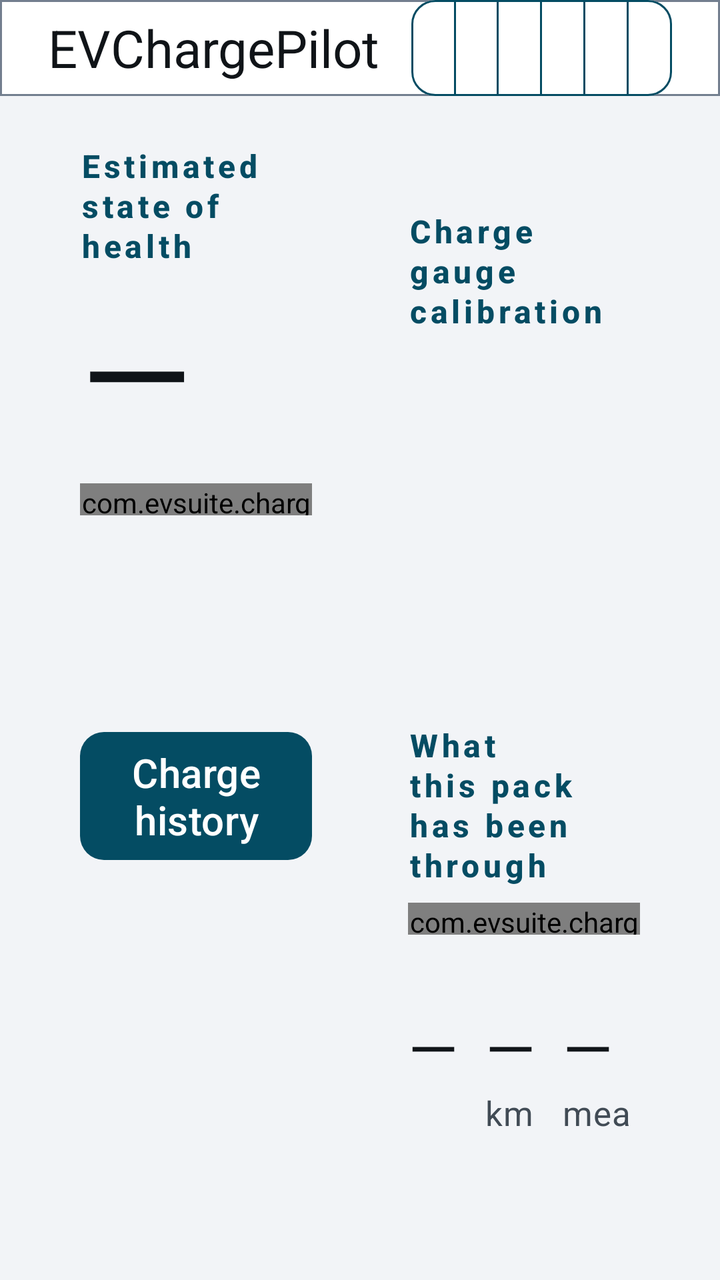
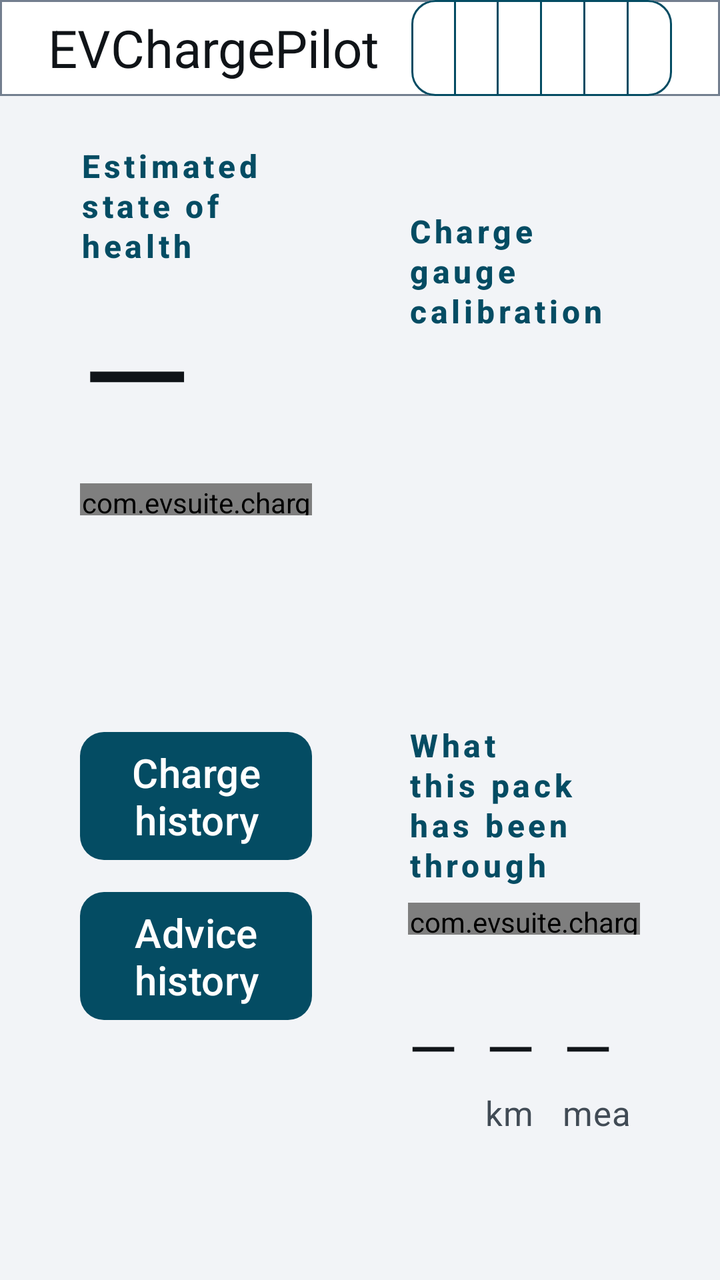

The first picture is an Android layout as it rendered before a commit; the second is the same layout after the commit. The layout source and the unified diff follow.
<!-- AndroidManifest.xml: application theme Theme.EVChargePilot -->
<!-- res/layout/activity_battery_health.xml -->
<?xml version="1.0" encoding="utf-8"?>
<LinearLayout xmlns:android="http://schemas.android.com/apk/res/android"
    android:layout_width="match_parent"
    android:layout_height="match_parent"
    android:orientation="vertical">

    <LinearLayout
        android:layout_width="match_parent"
        android:layout_height="@dimen/chargepilot_bar_height"
        android:background="@drawable/bg_topbar"
        android:gravity="center_vertical"
        android:orientation="horizontal"
        android:paddingStart="@dimen/spacing_lg"
        android:paddingEnd="@dimen/spacing_lg">

        <include
            layout="@layout/view_primary_navigation"
            android:layout_width="0dp"
            android:layout_height="match_parent"
            android:layout_weight="1" />
    </LinearLayout>

    <LinearLayout
        android:layout_width="match_parent"
        android:layout_height="0dp"
        android:layout_weight="1"
        android:baselineAligned="false"
        android:orientation="horizontal"
        android:paddingStart="@dimen/spacing_lg"
        android:paddingTop="@dimen/chargepilot_bar_gap"
        android:paddingEnd="@dimen/spacing_lg"
        android:paddingBottom="@dimen/spacing_lg">

        <LinearLayout
            style="@style/Widget.EV.Readout"
            android:layout_width="0dp"
            android:layout_height="match_parent"
            android:layout_weight="1"
            android:orientation="vertical"
            android:padding="@dimen/spacing_md">

            <TextView
                style="@style/Text.EV.ReadoutLabel"
                android:text="@string/battery_health_state_of_health" />

            
            <TextView
                android:id="@+id/healthValue"
                style="@style/Text.EVChargePilot.Hero"
                android:layout_height="96dp"
                android:layout_weight="0"
                android:layout_marginTop="@dimen/spacing_xs"
                android:text="@string/value_unavailable" />

            
            <com.evsuite.chargepilot.BarGaugeView
                android:id="@+id/healthBar"
                android:layout_width="match_parent"
                android:layout_height="16dp"
                android:layout_marginTop="@dimen/spacing_sm"
                android:importantForAccessibility="no" />

            <TextView
                android:id="@+id/healthTrend"
                android:layout_width="match_parent"
                android:layout_height="wrap_content"
                android:layout_marginTop="@dimen/spacing_sm"
                android:textAppearance="@style/Text.EV.Body" />

            <TextView
                android:id="@+id/healthEvidence"
                android:layout_width="match_parent"
                android:layout_height="wrap_content"
                android:layout_marginTop="@dimen/spacing_sm"
                android:textAppearance="@style/Text.EV.Secondary" />

            
            <TextView
                android:id="@+id/chargeFacts"
                android:layout_width="match_parent"
                android:layout_height="wrap_content"
                android:layout_marginTop="@dimen/spacing_sm"
                android:textAppearance="@style/Text.EV.Secondary" />

            <com.google.android.material.button.MaterialButton
                android:id="@+id/chargeHistoryAction"
                style="@style/Widget.EV.Button"
                android:layout_width="match_parent"
                android:layout_height="@dimen/touch_target"
                android:layout_marginTop="@dimen/spacing_sm"
                android:text="@string/charge_history_open" />

            <Space
                android:layout_width="match_parent"
                android:layout_height="0dp"
                android:layout_weight="1" />

            <TextView
                android:id="@+id/applyStatus"
                android:layout_width="match_parent"
                android:layout_height="wrap_content"
                android:layout_marginBottom="@dimen/spacing_sm"
                android:textAppearance="@style/Text.EV.Secondary" />

            <com.google.android.material.button.MaterialButton
                android:id="@+id/applyAction"
                style="@style/Widget.EV.Button.Outlined"
                android:layout_width="match_parent"
                android:layout_height="@dimen/touch_target"
                android:text="@string/battery_health_apply"
                android:visibility="gone" />
        </LinearLayout>

        <LinearLayout
            android:layout_width="0dp"
            android:layout_height="match_parent"
            android:layout_marginStart="@dimen/spacing_md"
            android:layout_weight="1"
            android:orientation="vertical">

            <LinearLayout
                style="@style/Widget.EV.Readout"
                android:layout_width="match_parent"
                android:layout_height="0dp"
                android:layout_weight="1"
                android:orientation="vertical"
                android:padding="@dimen/spacing_md">

                <TextView
                    style="@style/Text.EV.ReadoutLabel"
                    android:text="@string/battery_health_calibration" />

                
                <LinearLayout
                    android:layout_width="match_parent"
                    android:layout_height="wrap_content"
                    android:layout_marginTop="@dimen/spacing_sm"
                    android:gravity="center_vertical"
                    android:orientation="horizontal">

                    <TextView
                        android:id="@+id/calibrationIcon"
                        android:layout_width="wrap_content"
                        android:layout_height="wrap_content"
                        android:importantForAccessibility="no"
                        android:textAppearance="@style/Text.EV.Display" />

                    <TextView
                        android:id="@+id/calibrationState"
                        android:layout_width="0dp"
                        android:layout_height="wrap_content"
                        android:layout_marginStart="@dimen/spacing_sm"
                        android:layout_weight="1"
                        android:maxLines="1"
                        android:textAppearance="@style/Text.EV.Title" />
                </LinearLayout>

                <TextView
                    android:id="@+id/calibrationVerdict"
                    android:layout_width="match_parent"
                    android:layout_height="wrap_content"
                    android:layout_marginTop="@dimen/spacing_xs"
                    android:textAppearance="@style/Text.EV.Body" />

                <TextView
                    android:id="@+id/calibrationFacts"
                    android:layout_width="match_parent"
                    android:layout_height="wrap_content"
                    android:layout_marginTop="@dimen/spacing_sm"
                    android:textAppearance="@style/Text.EV.Secondary" />
            </LinearLayout>

            <LinearLayout
                style="@style/Widget.EV.Readout"
                android:layout_width="match_parent"
                android:layout_height="0dp"
                android:layout_marginTop="@dimen/spacing_md"
                android:layout_weight="1"
                android:orientation="vertical"
                android:padding="@dimen/spacing_md">

                <TextView
                    style="@style/Text.EV.ReadoutLabel"
                    android:text="@string/battery_health_exposure" />

                
                <com.evsuite.chargepilot.BarGaugeView
                    android:id="@+id/exposureBar"
                    android:layout_width="match_parent"
                    android:layout_height="16dp"
                    android:layout_marginTop="@dimen/spacing_sm"
                    android:importantForAccessibility="no" />

                <TextView
                    android:id="@+id/exposureLegend"
                    android:layout_width="match_parent"
                    android:layout_height="wrap_content"
                    android:layout_marginTop="@dimen/spacing_xs"
                    android:fontFeatureSettings="tnum"
                    android:maxLines="1"
                    android:textAppearance="@style/Text.EV.Secondary" />

                <LinearLayout
                    android:layout_width="match_parent"
                    android:layout_height="wrap_content"
                    android:layout_marginTop="@dimen/spacing_sm"
                    android:baselineAligned="false"
                    android:orientation="horizontal">

                    <LinearLayout android:layout_width="0dp" android:layout_height="wrap_content" android:layout_weight="1" android:orientation="vertical">
                        <TextView android:id="@+id/cyclesValue" android:layout_width="wrap_content" android:layout_height="wrap_content" android:fontFeatureSettings="tnum" android:maxLines="1" android:text="@string/value_unavailable" android:textAppearance="@style/Text.EV.Display" />
                        <TextView android:id="@+id/cyclesLabel" android:layout_width="wrap_content" android:layout_height="wrap_content" android:maxLines="1" android:textAppearance="@style/Text.EV.Secondary" />
                    </LinearLayout>

                    <LinearLayout android:layout_width="0dp" android:layout_height="wrap_content" android:layout_weight="1" android:orientation="vertical">
                        <TextView android:id="@+id/kmPerCycleValue" android:layout_width="wrap_content" android:layout_height="wrap_content" android:fontFeatureSettings="tnum" android:maxLines="1" android:text="@string/value_unavailable" android:textAppearance="@style/Text.EV.Display" />
                        <TextView android:layout_width="wrap_content" android:layout_height="wrap_content" android:maxLines="1" android:text="@string/battery_health_exposure_km_label" android:textAppearance="@style/Text.EV.Secondary" />
                    </LinearLayout>

                    <LinearLayout android:layout_width="0dp" android:layout_height="wrap_content" android:layout_weight="1" android:orientation="vertical">
                        <TextView android:id="@+id/meanSocValue" android:layout_width="wrap_content" android:layout_height="wrap_content" android:fontFeatureSettings="tnum" android:maxLines="1" android:text="@string/value_unavailable" android:textAppearance="@style/Text.EV.Display" />
                        <TextView android:layout_width="wrap_content" android:layout_height="wrap_content" android:maxLines="1" android:text="@string/battery_health_exposure_mean_label" android:textAppearance="@style/Text.EV.Secondary" />
                    </LinearLayout>
                </LinearLayout>

                <TextView
                    android:id="@+id/exposureFacts"
                    android:layout_width="match_parent"
                    android:layout_height="wrap_content"
                    android:layout_marginTop="@dimen/spacing_sm"
                    android:textAppearance="@style/Text.EV.Secondary" />
            </LinearLayout>
        </LinearLayout>
    </LinearLayout>
</LinearLayout>
<!-- res/layout/view_primary_navigation.xml (included above) -->
<?xml version="1.0" encoding="utf-8"?>
<LinearLayout
    xmlns:android="http://schemas.android.com/apk/res/android"
    xmlns:app="http://schemas.android.com/apk/res-auto"
    android:layout_width="match_parent"
    android:layout_height="match_parent"
    android:gravity="center_vertical"
    android:orientation="horizontal">

    <TextView
        android:layout_width="wrap_content"
        android:layout_height="wrap_content"
        android:layout_marginEnd="@dimen/spacing_md"
        android:text="@string/app_name"
        android:textAppearance="@style/Text.EV.Title" />

    <com.google.android.material.button.MaterialButtonToggleGroup
        android:id="@+id/primaryNavigation"
        android:layout_width="0dp"
        android:layout_height="match_parent"
        android:layout_weight="1"
        app:selectionRequired="true"
        app:singleSelection="true">

    <com.google.android.material.button.MaterialButton
        android:id="@+id/navEnergy"
        style="@style/Widget.EVChargePilot.NavTab"
        android:layout_width="0dp"
        android:layout_height="match_parent"
        android:layout_weight="1"
        android:text="@string/tab_energy" />

    <com.google.android.material.button.MaterialButton
        android:id="@+id/navArrival"
        style="@style/Widget.EVChargePilot.NavTab"
        android:layout_width="0dp"
        android:layout_height="match_parent"
        android:layout_weight="1"
        android:text="@string/tab_arrival" />

    <com.google.android.material.button.MaterialButton
        android:id="@+id/navTrips"
        style="@style/Widget.EVChargePilot.NavTab"
        android:layout_width="0dp"
        android:layout_height="match_parent"
        android:layout_weight="1"
        android:text="@string/tab_trips" />

    <com.google.android.material.button.MaterialButton
        android:id="@+id/navBattery"
        style="@style/Widget.EVChargePilot.NavTab"
        android:layout_width="0dp"
        android:layout_height="match_parent"
        android:layout_weight="1"
        android:text="@string/tab_battery" />

    <com.google.android.material.button.MaterialButton
        android:id="@+id/navDiagnostics"
        style="@style/Widget.EVChargePilot.NavTab"
        android:layout_width="0dp"
        android:layout_height="match_parent"
        android:layout_weight="1"
        android:text="@string/tab_diagnostics" />

    <com.google.android.material.button.MaterialButton
        android:id="@+id/navSettings"
        style="@style/Widget.EVChargePilot.NavTab"
        android:layout_width="0dp"
        android:layout_height="match_parent"
        android:layout_weight="1"
        android:text="@string/tab_settings" />
    </com.google.android.material.button.MaterialButtonToggleGroup>
</LinearLayout>
<!-- resources referenced by this layout -->
<resources>
  <dimen name="chargepilot_bar_gap">@dimen/spacing_sm</dimen>
  <dimen name="chargepilot_bar_height">48dp</dimen>
  <dimen name="spacing_lg">24dp</dimen>
  <dimen name="spacing_md">16dp</dimen>
  <dimen name="spacing_sm">8dp</dimen>
  <dimen name="spacing_xs">4dp</dimen>
  <dimen name="touch_target">72dp</dimen>
  <string name="app_name">EVChargePilot</string>
  <string name="battery_health_apply">Use this figure in my vehicle settings</string>
  <string name="battery_health_calibration">Charge gauge calibration</string>
  <string name="battery_health_exposure">What this pack has been through</string>
  <string name="battery_health_exposure_km_label">km per cycle</string>
  <string name="battery_health_exposure_mean_label">mean charge</string>
  <string name="battery_health_state_of_health">Estimated state of health</string>
  <string name="charge_history_open">Charge history</string>
  <string name="tab_arrival">Details</string>
  <string name="tab_battery">Battery</string>
  <string name="tab_diagnostics">Diagnostics</string>
  <string name="tab_energy">Energy</string>
  <string name="tab_settings">Settings</string>
  <string name="tab_trips">Trips</string>
  <string name="value_unavailable" translatable="false">—</string>
  <style name="Text.EV.Body" parent="TextAppearance.Material3.BodyLarge">
          <item name="android:textSize">@dimen/text_body</item>
          <item name="android:textColor">@color/ev_text_primary</item>
      </style>
  <style name="Text.EV.Display" parent="TextAppearance.Material3.HeadlineSmall">
          <item name="android:textSize">@dimen/text_display</item>
          <item name="android:textColor">@color/ev_text_primary</item>
      </style>
  <style name="Text.EV.ReadoutLabel" parent="Text.EV.SectionHeader">
          <item name="android:layout_width">wrap_content</item>
          <item name="android:layout_height">wrap_content</item>
      </style>
  <style name="Text.EV.Secondary" parent="TextAppearance.Material3.BodyMedium">
          <item name="android:textSize">@dimen/text_secondary</item>
          <item name="android:textColor">@color/ev_text_secondary</item>
      </style>
  <style name="Text.EV.Title" parent="TextAppearance.Material3.TitleLarge">
          <item name="android:textSize">@dimen/text_title</item>
          <item name="android:textColor">@color/ev_text_primary</item>
      </style>
  <color name="ev_surface">#FFFFFFFF</color>
  <color name="ev_outline">#FF737F8F</color>
  <dimen name="text_body">20sp</dimen>
  <color name="ev_text_primary">#FF101418</color>
  <dimen name="text_display">32sp</dimen>
  <dimen name="text_secondary">17sp</dimen>
  <color name="ev_text_secondary">#FF414B55</color>
  <dimen name="text_title">26sp</dimen>
  <dimen name="chargepilot_text_hero_floor">26sp</dimen>
  <dimen name="chargepilot_text_hero">96sp</dimen>
  <style name="ShapeAppearanceOverlay.EV.Button" parent="">
          <item name="cornerSize">@dimen/ev_corner</item>
      </style>
  <color name="ev_accent">#FF044C63</color>
  <dimen name="ev_corner">12dp</dimen>
  <color name="ev_on_accent">#FFFFFFFF</color>
  <color name="ev_surface_raised">#FFE4E8ED</color>
  <color name="ev_background">#FFF2F4F7</color>
  <color name="ev_error">#FF8F0F18</color>
  <style name="ThemeOverlay.EVChargePilot.Dialog" parent="ThemeOverlay.EV.Dialog">
          <item name="materialAlertDialogTitleTextStyle">@style/EVChargePilot.Dialog.Title</item>
          <item name="materialAlertDialogBodyTextStyle">@style/EVChargePilot.Dialog.Body</item>
      </style>
  <dimen name="text_label">16sp</dimen>
  <style name="EVChargePilot.Dialog.Title" parent="MaterialAlertDialog.Material3.Title.Text">
          <item name="android:textSize">@dimen/text_title</item>
          <item name="android:textColor">@color/ev_text_primary</item>
      </style>
  <!-- unchanged entries left out for length: 11 -->
</resources>

<!-- the commit's change to res/layout/activity_battery_health.xml (unified diff, before → after) -->
@@ -89,6 +89,14 @@
                 android:layout_height="@dimen/touch_target"
                 android:layout_marginTop="@dimen/spacing_sm"
                 android:text="@string/charge_history_open" />
+
+            <com.google.android.material.button.MaterialButton
+                android:id="@+id/adviceHistoryAction"
+                style="@style/Widget.EV.Button"
+                android:layout_width="match_parent"
+                android:layout_height="@dimen/touch_target"
+                android:layout_marginTop="@dimen/spacing_sm"
+                android:text="@string/advice_history_open" />
 
             <Space
                 android:layout_width="match_parent"
<!-- resource entries referenced after the edit -->
@@ -7,6 +7,7 @@
   <dimen name="spacing_sm">8dp</dimen>
   <dimen name="spacing_xs">4dp</dimen>
   <dimen name="touch_target">72dp</dimen>
+  <string name="advice_history_open">Advice history</string>
   <string name="app_name">EVChargePilot</string>
   <string name="battery_health_apply">Use this figure in my vehicle settings</string>
   <string name="battery_health_calibration">Charge gauge calibration</string>
